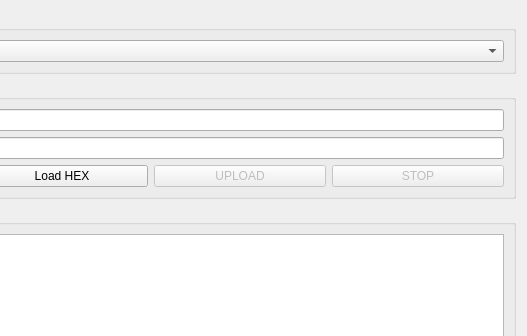
Qt form NetworkViewer/plugins/dsPICBootloader/dsPICBootloader.ui (glocklueng/openecosys) before a commit; both pictures show x 113 to 640 and y 0 to 336 of the 640 by 480 pixel window.
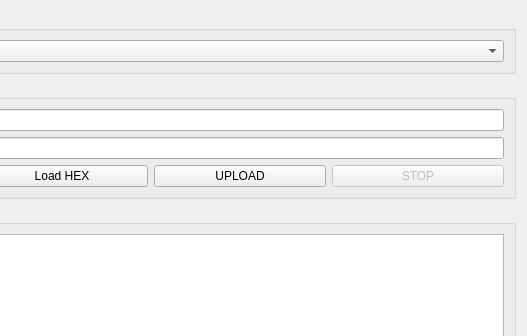
The same form after that commit.

Commit message: UI now sending bus data for bootloader commands.

```diff
--- a/NetworkViewer/plugins/dsPICBootloader/dsPICBootloader.ui
+++ b/NetworkViewer/plugins/dsPICBootloader/dsPICBootloader.ui
@@ -81,7 +81,7 @@
         <item>
          <widget class="QPushButton" name="m_uploadButton">
           <property name="enabled">
-           <bool>false</bool>
+           <bool>true</bool>
           </property>
           <property name="text">
            <string>UPLOAD</string>
```
The commit also changes 2 other files.
